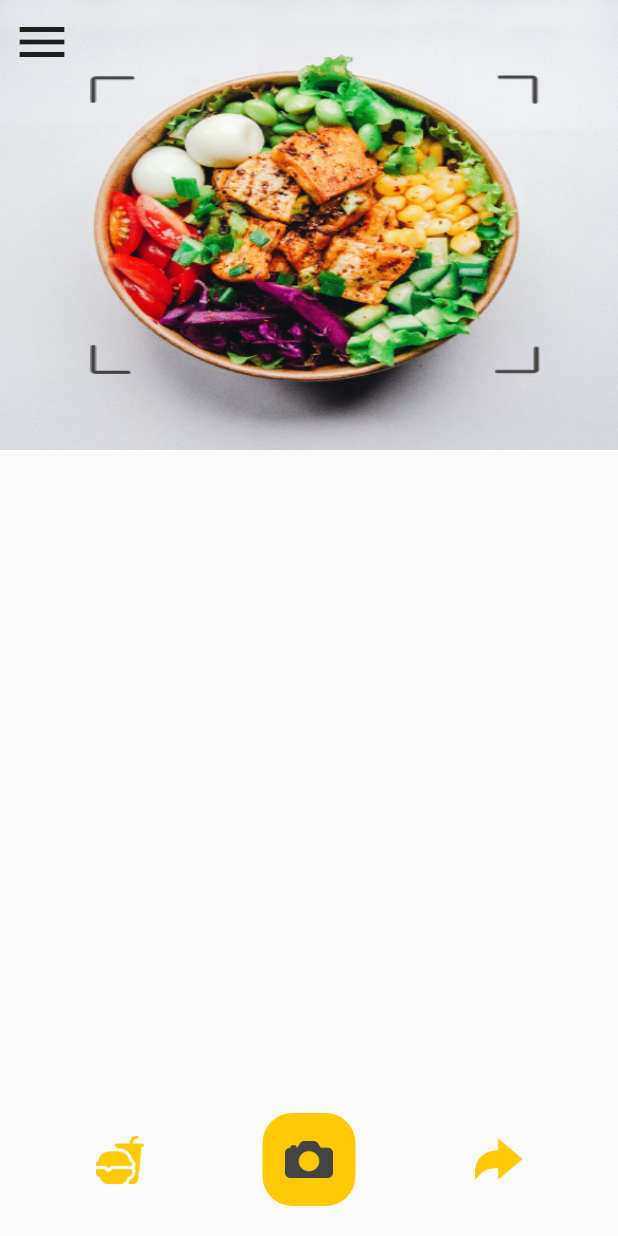
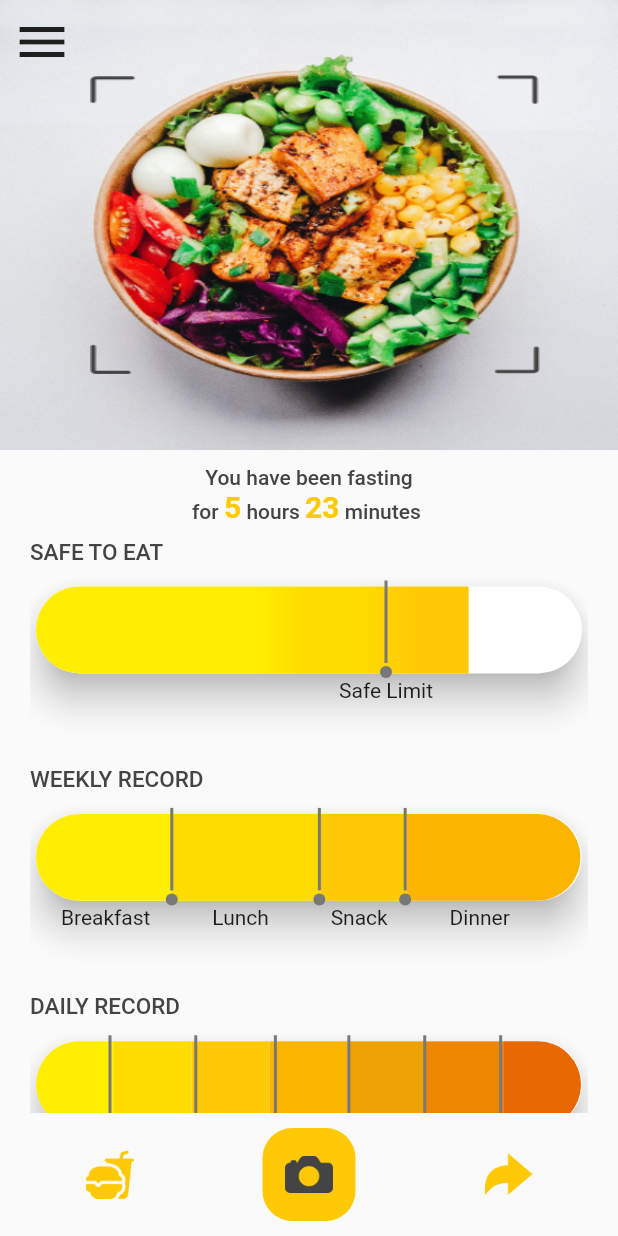
Before and after one commit to RabiaYazdani/DietApp, a Flutter app: the HomeScreen screen opened directly, on a phone screen of 412 x 824 dp. Run offline on Flutter 3.47's test engine with Material 2 defaults, Android fonts, the phone set to English and light mode, and no system bars; our stand-ins replace camera; Roboto replaces fonts that are missing (Montserrat, Buttoni); project files that could hold a hidden picture were left out.

Commit message:
Status Bars Added

```diff
--- /dev/null
+++ b/lib/Model/status_bar_model.dart
@@ -0,0 +1,17 @@
+class DataModel {
+  static Map<String, bool> weeklyUpdates = {
+    "breakfast": true,
+    "lunch": true,
+    "snack": true,
+    "dinner": true,
+  };
+  static Map<String, bool> dailyUpdates = {
+    "mon": true,
+    "tues": true,
+    "wed": true,
+    "thur": true,
+    "fri": true,
+    "sat": true,
+    "sun": true,
+  };
+}
--- a/lib/Screens/bite_screen.dart
+++ b/lib/Screens/bite_screen.dart
@@ -82,18 +82,14 @@ class _BiteScreenState extends State<BiteScreen> {
         body: Stack(
           children: [
             backgroundImage(mediaQuery),
-            Builder(builder: (context) {
-              return Padding(
-                padding: const EdgeInsets.all(20),
-                child: IconButton(
-                    onPressed: () {
-                      setState(() {
-                        scaffoldState.currentState?.openDrawer();
-                      });
-                    },
-                    icon: const Icon(Icons.menu, size: 40)),
-              );
-            }),
+            Padding(
+              padding: const EdgeInsets.all(10),
+              child: IconButton(
+                  onPressed: () {
+                    scaffoldState.currentState?.openDrawer();
+                  },
+                  icon: const Icon(Icons.menu, size: 40)),
+            ),
             Padding(
               padding: const EdgeInsets.only(left: 20, right: 20),
               child: SingleChildScrollView(
--- a/lib/Screens/drawer_screen.dart
+++ b/lib/Screens/drawer_screen.dart
@@ -82,33 +82,6 @@ class DrawerView extends StatelessWidget {
                   showDialog(
                       context: context,
                       builder: (ctx) => AlertDialog(
-                            contentPadding: EdgeInsets.zero,
-                            shape: RoundedRectangleBorder(
-                                borderRadius: BorderRadius.circular(20)),
-                            content: const PaymentCard(),
-                          ));
-                },
-                child: const Text('payment_card')),
-            TextButton(
-                onPressed: () {
-                  showDialog(
-                      context: context,
-                      builder: (ctx) => AlertDialog(
-                            shape: RoundedRectangleBorder(
-                                borderRadius: BorderRadius.circular(20)),
-                            content: TipsAndErrorCard(
-                              label: 'Tips',
-                              imageUrl: 'question',
-                              information: tips,
-                            ),
-                          ));
-                },
-                child: const Text('tips_card')),
-            TextButton(
-                onPressed: () {
-                  showDialog(
-                      context: context,
-                      builder: (ctx) => AlertDialog(
                             shape: RoundedRectangleBorder(
                                 borderRadius: BorderRadius.circular(20)),
                             content: TipsAndErrorCard(
--- a/lib/Screens/home_screen.dart
+++ b/lib/Screens/home_screen.dart
@@ -1,9 +1,14 @@
+import 'dart:async';
+import 'dart:io';
 import 'package:flutter/material.dart';
-
+//Widget Imports
 import '../Widgets/custom_navbar.dart';
+import '../Widgets/safe_to_eat_widget.dart';
+import '../app_color.dart';
 import 'drawer_screen.dart';
-
-import 'dart:io';
+import '../Widgets/daily_update_widget.dart';
+import '../Widgets/weekly_report.dart';
+import '../constants.dart';
 
 class HomeScreen extends StatefulWidget {
   const HomeScreen({Key? key, required this.imagePath}) : super(key: key);
@@ -13,9 +18,26 @@ class HomeScreen extends StatefulWidget {
 }
 
 class _HomeScreenState extends State<HomeScreen> {
+  int hours = 5;
+  int minutes = 23;
+  double width = 0.70;
+  bool processing = false;
+
+  @override
+  void initState() {
+    super.initState();
+  }
+
   @override
   Widget build(BuildContext context) {
     GlobalKey<ScaffoldState> scaffoldState = GlobalKey<ScaffoldState>();
+    // if (widget.imagePath != "") {
+    //   Future.delayed(
+    //       const Duration(seconds: 1), () => showPaymentCard(context));
+    // }
+    // if (widget.imagePath == "") {
+    //   Future.delayed(const Duration(seconds: 1), () => showTips(context));
+    // }
     return SafeArea(
       child: Scaffold(
         key: scaffoldState,
@@ -51,7 +73,35 @@ class _HomeScreenState extends State<HomeScreen> {
                     icon: const Icon(Icons.menu, size: 40))
               ],
             ),
-            const Spacer(),
+            Expanded(
+              child: Padding(
+                padding:
+                    const EdgeInsets.symmetric(horizontal: 20.0, vertical: 10),
+                child: ListView(
+                  children: [
+                    FastingCardUpdate(hours: hours, minutes: minutes),
+                    height(10),
+                    Text('SAFE TO EAT',
+                        style: blackFont500.copyWith(fontSize: 15)),
+                    height(10),
+                    if (processing)
+                      const Center(
+                        child: CircularProgressIndicator(),
+                      ),
+                    SafeToEat(width: width),
+                    Text('WEEKLY RECORD',
+                        style: blackFont500.copyWith(fontSize: 15)),
+                    height(10),
+                    WeeklyReport(),
+                    Text('DAILY RECORD',
+                        style: blackFont500.copyWith(fontSize: 15)),
+                    height(10),
+                    DailyReportWidget(),
+                    height(50),
+                  ],
+                ),
+              ),
+            )
           ],
         ),
         bottomSheet: const CustomNavigationBar(),
@@ -59,3 +109,50 @@ class _HomeScreenState extends State<HomeScreen> {
     );
   }
 }
+
+class FastingCardUpdate extends StatelessWidget {
+  const FastingCardUpdate({
+    Key? key,
+    required this.hours,
+    required this.minutes,
+  }) : super(key: key);
+
+  final int hours;
+  final int minutes;
+
+  @override
+  Widget build(BuildContext context) {
+    return Column(
+      crossAxisAlignment: CrossAxisAlignment.center,
+      children: [
+        Text('You have been fasting',
+            style: blackFont500.copyWith(fontSize: 14)),
+        Container(
+          child: Row(
+            mainAxisAlignment: MainAxisAlignment.center,
+            crossAxisAlignment: CrossAxisAlignment.end,
+            children: [
+              Text('for ', style: blackFont500.copyWith(fontSize: 14)),
+              Text(
+                '$hours',
+                style: const TextStyle(
+                    color: AppColor.colorCode3,
+                    fontSize: 20,
+                    fontWeight: FontWeight.w600),
+              ),
+              Text(' hours ', style: blackFont500.copyWith(fontSize: 14)),
+              Text(
+                '$minutes',
+                style: const TextStyle(
+                    color: AppColor.colorCode3,
+                    fontSize: 20,
+                    fontWeight: FontWeight.w600),
+              ),
+              Text(' minutes ', style: blackFont500.copyWith(fontSize: 14)),
+            ],
+          ),
+        )
+      ],
+    );
+  }
+}
--- /dev/null
+++ b/lib/Widgets/custom_divider_widget.dart
@@ -0,0 +1,25 @@
+import 'package:flutter/material.dart';
+
+class CustomDivider extends StatelessWidget {
+  const CustomDivider({Key? key}) : super(key: key);
+
+  @override
+  Widget build(BuildContext context) {
+    return Column(
+      children: const [
+        SizedBox(
+          height: 55,
+          child: VerticalDivider(
+            thickness: 2,
+            color: Color(0xff787878),
+          ),
+        ),
+        SizedBox(height: 2),
+        CircleAvatar(
+          radius: 4,
+          backgroundColor: Color(0xff787878),
+        ),
+      ],
+    );
+  }
+}
--- a/lib/Widgets/custom_navbar.dart
+++ b/lib/Widgets/custom_navbar.dart
@@ -12,7 +12,7 @@ class CustomNavigationBar extends StatelessWidget {
   @override
   Widget build(BuildContext context) {
     return Padding(
-      padding: const EdgeInsets.all(20),
+      padding: const EdgeInsets.all(10),
       child: Row(
         mainAxisAlignment: MainAxisAlignment.spaceAround,
         crossAxisAlignment: CrossAxisAlignment.center,
--- /dev/null
+++ b/lib/Widgets/daily_update_widget.dart
@@ -0,0 +1,129 @@
+import 'package:flutter/material.dart';
+
+import '../Model/status_bar_model.dart';
+import '../app_color.dart';
+import 'custom_divider_widget.dart';
+
+class DailyReportWidget extends StatelessWidget {
+  const DailyReportWidget({
+    Key? key,
+  }) : super(key: key);
+
+  @override
+  Widget build(BuildContext context) {
+    final mediaQuery = MediaQuery.of(context).size;
+    final width = mediaQuery.width * 0.126;
+    final Map<String, bool> data = DataModel.dailyUpdates;
+    return Center(
+      child: SizedBox(
+        height: mediaQuery.height * 0.15,
+        child: Stack(
+          children: [
+            SizedBox(
+              height: mediaQuery.height * 0.08,
+              width: double.infinity,
+              child: Card(
+                elevation: 10,
+                shape: RoundedRectangleBorder(
+                    borderRadius: BorderRadius.circular(40)),
+                child: Row(
+                  children: [
+                    Container(
+                      width: width,
+                      decoration: BoxDecoration(
+                          borderRadius: const BorderRadius.only(
+                              topLeft: Radius.circular(40),
+                              bottomLeft: Radius.circular(40)),
+                          color: data["mon"] == true
+                              ? AppColor.colorCode1
+                              : Colors.white),
+                    ),
+                    Container(
+                        width: width,
+                        color: data["tues"] == true
+                            ? AppColor.colorCode2
+                            : Colors.white),
+                    Container(
+                        width: width,
+                        color: data["wed"] == true
+                            ? AppColor.colorCode3
+                            : Colors.white),
+                    Container(
+                        width: width,
+                        color: data["thur"] == true
+                            ? AppColor.colorCode4
+                            : Colors.white),
+                    Container(
+                        width: width,
+                        color: data["fri"] == true
+                            ? AppColor.colorCode5
+                            : Colors.white),
+                    Container(
+                        width: width,
+                        color: data["sat"] == true
+                            ? AppColor.colorCode6
+                            : Colors.white),
+                    Container(
+                      width: width,
+                      decoration: BoxDecoration(
+                          borderRadius: const BorderRadius.only(
+                              topRight: Radius.circular(40),
+                              bottomRight: Radius.circular(40)),
+                          color: data["sun"] == true
+                              ? AppColor.colorCode7
+                              : Colors.white),
+                    ),
+                  ],
+                ),
+              ),
+            ),
+            Column(
+              children: [
+                Row(
+                  children: [
+                    Padding(
+                      padding: EdgeInsets.only(left: mediaQuery.width * 0.11),
+                      child: const CustomDivider(),
+                    ),
+                    Padding(
+                      padding: EdgeInsets.only(left: mediaQuery.width * 0.1),
+                      child: const CustomDivider(),
+                    ),
+                    Padding(
+                      padding: EdgeInsets.only(left: mediaQuery.width * 0.09),
+                      child: const CustomDivider(),
+                    ),
+                    Padding(
+                      padding: EdgeInsets.only(left: mediaQuery.width * 0.08),
+                      child: const CustomDivider(),
+                    ),
+                    Padding(
+                      padding: EdgeInsets.only(left: mediaQuery.width * 0.084),
+                      child: const CustomDivider(),
+                    ),
+                    Padding(
+                      padding: EdgeInsets.only(left: mediaQuery.width * 0.084),
+                      child: const CustomDivider(),
+                    ),
+                  ],
+                ),
+                Row(
+                  mainAxisAlignment: MainAxisAlignment.spaceEvenly,
+                  children: [
+                    const Text('Mon'),
+                    const Text('Tues'),
+                    const Text('Wed'),
+                    const Text('Thur'),
+                    const Text('Fri'),
+                    const Text('Sat'),
+                    const Text('Sun'),
+                  ],
+                ),
+              ],
+            ),
+          ],
+        ),
+      ),
+    );
+  }
+}
--- /dev/null
+++ b/lib/Widgets/safe_to_eat_widget.dart
@@ -0,0 +1,81 @@
+import 'package:diet_app/constants.dart';
+import 'package:flutter/material.dart';
+
+import '../app_color.dart';
+import 'custom_divider_widget.dart';
+
+class SafeToEat extends StatelessWidget {
+  const SafeToEat({
+    Key? key,
+    required this.width,
+  }) : super(key: key);
+
+  final double width;
+
+  @override
+  Widget build(BuildContext context) {
+    final mediaQuery = MediaQuery.of(context).size;
+
+    return Center(
+      child: SizedBox(
+        height: mediaQuery.height * 0.15,
+        child: Stack(
+          children: [
+            SizedBox(
+              height: mediaQuery.height * 0.08,
+              width: double.infinity,
+              child: Card(
+                elevation: 10,
+                shape: RoundedRectangleBorder(
+                    borderRadius: BorderRadius.circular(40)),
+                child: Row(
+                  children: [
+                    Container(
+                      width: width >= 0.88
+                          ? mediaQuery.width * 0.88
+                          : mediaQuery.width * width,
+                      decoration: BoxDecoration(
+                          borderRadius: width == 0.88
+                              ? BorderRadius.circular(40)
+                              : const BorderRadius.only(
+                                  topLeft: Radius.circular(40),
+                                  bottomLeft: Radius.circular(40)),
+                          gradient: width > 0.65
+                              ? const LinearGradient(colors: [
+                                  AppColor.colorCode1,
+                                  AppColor.colorCode1,
+                                  AppColor.colorCode1,
+                                  AppColor.colorCode1,
+                                  AppColor.colorCode1,
+                                  AppColor.colorCode2,
+                                  AppColor.colorCode2,
+                                  AppColor.colorCode3,
+                                  AppColor.colorCode3,
+                                ])
+                              : null,
+                          color: AppColor.colorCode1),
+                    ),
+                    Container(
+                      decoration: BoxDecoration(
+                          borderRadius: BorderRadius.circular(40),
+                          color: Colors.white),
+                    ),
+                  ],
+                ),
+              ),
+            ),
+            Padding(
+              padding: EdgeInsets.only(left: mediaQuery.width * 0.5),
+              child: Column(
+                children: const [
+                  CustomDivider(),
+                  Text('Safe Limit'),
+                ],
+              ),
+            ),
+          ],
+        ),
+      ),
+    );
+  }
+}
--- /dev/null
+++ b/lib/Widgets/weekly_report.dart
@@ -0,0 +1,104 @@
+import 'package:diet_app/Model/status_bar_model.dart';
+import 'package:flutter/material.dart';
+
+import '../app_color.dart';
+import 'custom_divider_widget.dart';
+
+class WeeklyReport extends StatelessWidget {
+  const WeeklyReport({
+    Key? key,
+  }) : super(key: key);
+
+  @override
+  Widget build(BuildContext context) {
+    final mediaQuery = MediaQuery.of(context).size;
+    final Map<String, bool> data = DataModel.weeklyUpdates;
+    return Center(
+      child: SizedBox(
+        height: mediaQuery.height * 0.15,
+        child: Stack(
+          children: [
+            SizedBox(
+              height: mediaQuery.height * 0.08,
+              width: double.infinity,
+              child: Card(
+                elevation: 10,
+                shape: RoundedRectangleBorder(
+                    borderRadius: BorderRadius.circular(40)),
+                child: Row(
+                  children: [
+                    if (data["breakfast"] == true)
+                      Container(
+                        width: mediaQuery.width * 0.22,
+                        decoration: const BoxDecoration(
+                            borderRadius: BorderRadius.only(
+                                topLeft: Radius.circular(40),
+                                bottomLeft: Radius.circular(40)),
+                            color: AppColor.colorCode1),
+                      ),
+                    if (data["lunch"] == true)
+                      Container(
+                        width: mediaQuery.width * 0.24,
+                        color: AppColor.colorCode2,
+                      ),
+                    if (data["snack"] == true)
+                      Container(
+                        width: mediaQuery.width * 0.14,
+                        color: AppColor.colorCode3,
+                      ),
+                    Container(
+                      width: mediaQuery.width * 0.281,
+                      decoration: BoxDecoration(
+                          borderRadius: const BorderRadius.only(
+                              topRight: Radius.circular(40),
+                              bottomRight: Radius.circular(40)),
+                          color: data["dinner"] == true
+                              ? AppColor.colorCode4
+                              : Colors.white),
+                    ),
+                  ],
+                ),
+              ),
+            ),
+            Column(
+              children: [
+                Row(
+                  children: [
+                    Padding(
+                      padding: EdgeInsets.only(left: mediaQuery.width * 0.21),
+                      child: const CustomDivider(),
+                    ),
+                    Padding(
+                      padding: EdgeInsets.only(left: mediaQuery.width * 0.20),
+                      child: const CustomDivider(),
+                    ),
+                    Padding(
+                      padding: EdgeInsets.only(left: mediaQuery.width * 0.1),
+                      child: const CustomDivider(),
+                    ),
+                  ],
+                ),
+                Row(
+                  children: [
+                    Padding(
+                        padding: EdgeInsets.only(left: mediaQuery.width * 0.05),
+                        child: const Text('Breakfast')),
+                    Padding(
+                        padding: EdgeInsets.only(left: mediaQuery.width * 0.1),
+                        child: const Text('Lunch')),
+                    Padding(
+                        padding: EdgeInsets.only(left: mediaQuery.width * 0.1),
+                        child: const Text('Snack')),
+                    Padding(
+                        padding: EdgeInsets.only(left: mediaQuery.width * 0.1),
+                        child: const Text('Dinner')),
+                  ],
+                ),
+              ],
+            ),
+          ],
+        ),
+      ),
+    );
+  }
+}
--- a/lib/app_color.dart
+++ b/lib/app_color.dart
@@ -20,4 +20,14 @@ class AppColor {
   static const Color greyShade2 = Color(0xffBFBFBF);
   static const Color red = Color(0xffFF2305);
   static const Color white = Colors.white;
+
+  static List<Color> statusColor = const [
+    Color(0xffFFEE00),
+    Color(0xffFEDC00),
+    Color(0xffFFC905),
+    Color(0xffFBB400),
+    Color(0xffEEA204),
+    Color(0xffEE8601),
+    Color(0xffE86903),
+  ];
 }
--- a/lib/constants.dart
+++ b/lib/constants.dart
@@ -1,5 +1,7 @@
 import 'package:camera/camera.dart';
 import 'package:flutter/material.dart';
+import 'Info_Cards/payment_card.dart';
+import 'Info_Cards/tips_error_card.dart';
 import 'app_color.dart';
 
 SizedBox width(double size) {
@@ -44,3 +46,32 @@ class ConstantParameters {
     return camera;
   }
 }
+
+void showTips(BuildContext context) {
+  showDialog(
+    context: context,
+    builder: (BuildContext context) {
+      return AlertDialog(
+          shape:
+              RoundedRectangleBorder(borderRadius: BorderRadius.circular(20)),
+          content: TipsAndErrorCard(
+            label: 'Tips',
+            imageUrl: 'question',
+            information: tips,
+          ));
+    },
+  );
+}
+
+void showPaymentCard(BuildContext context) {
+  showDialog(
+    context: context,
+    builder: (BuildContext context) {
+      return AlertDialog(
+        contentPadding: EdgeInsets.zero,
+        shape: RoundedRectangleBorder(borderRadius: BorderRadius.circular(20)),
+        content: const PaymentCard(),
+      );
+    },
+  );
+}
```
